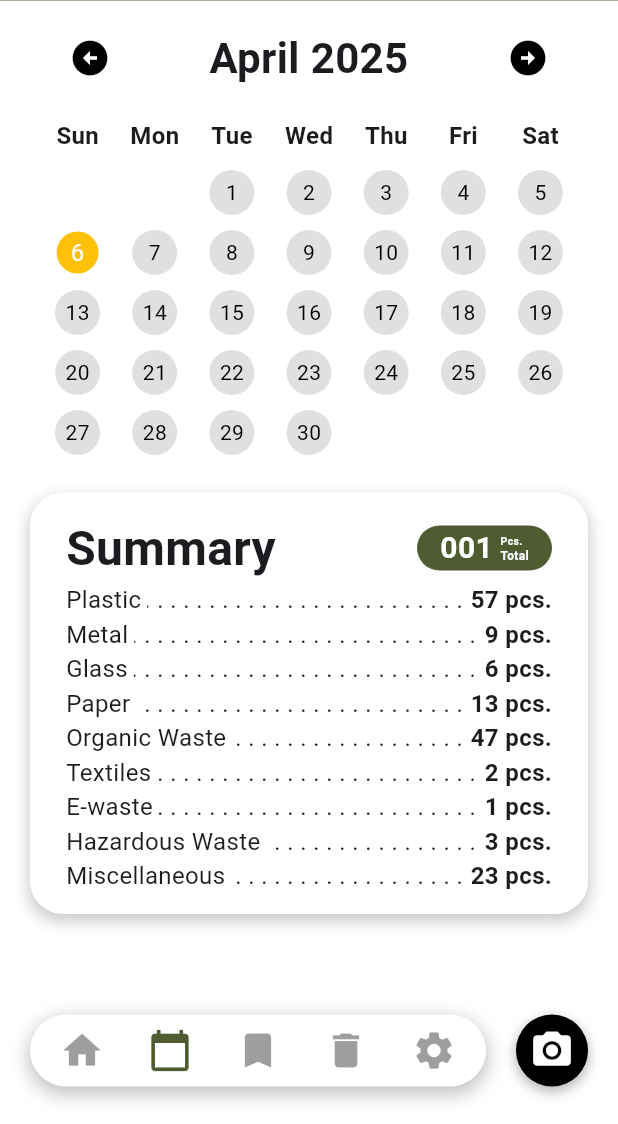
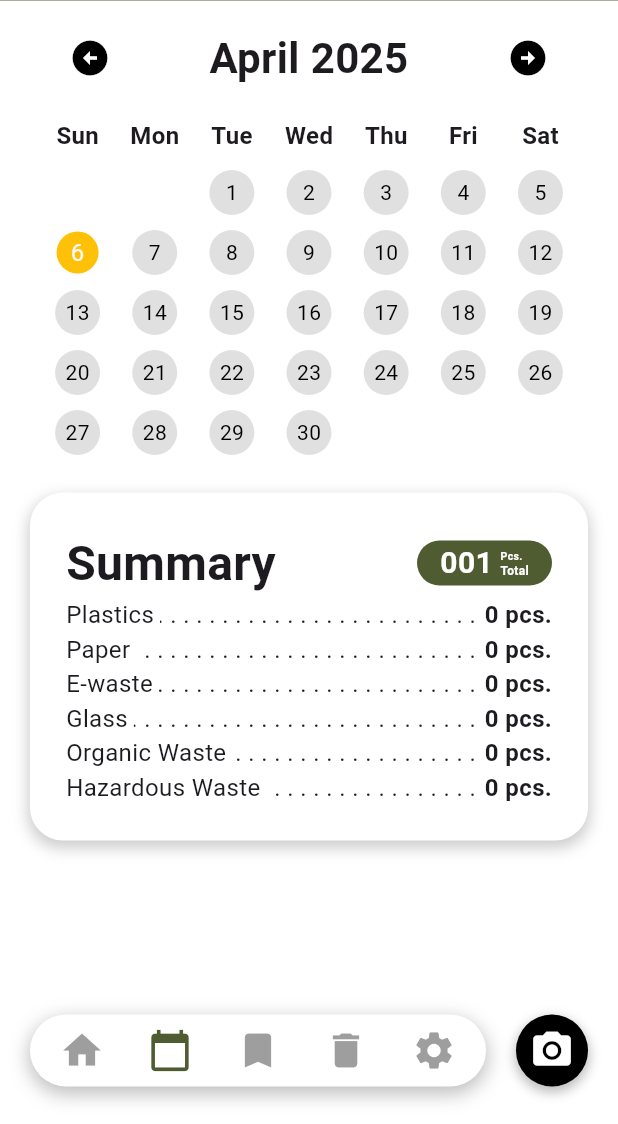
Before and after one commit to SakanaIsReal/TrashScan, a Flutter app: the DiaryScreen screen opened by its route, on a phone screen of 412 x 824 dp, the part 112-1236 px from its top. Run offline on Flutter 3.47's test engine with Material 3 defaults, Android fonts, the phone set to English and light mode, and no system bars; drawn by our look-alikes of table_calendar; our stand-ins replace camera, flutter_dotenv, flutter_local_notifications, flutter_svg, geolocator, go_router and 4 more; missing offline and left inert: flutter_polyline_points.

Commit message:
feat(ui): add overall display for trash bin summary

```diff
--- a/lib/screens/diary_screen.dart
+++ b/lib/screens/diary_screen.dart
@@ -3,6 +3,9 @@ import '../widgets/custom_app_bar.dart';
 import '../widgets/bottom_nav_bar.dart';
 import '../widgets/diary_summary.dart';
 import '../widgets/trash_calendar.dart';
+import '../functions/dirary_storage.dart';
+import 'package:collection/collection.dart';
+import '../models/trash_information_model.dart';
 
 class DiaryScreen extends StatefulWidget {
   const DiaryScreen({super.key});
@@ -12,14 +15,37 @@ class DiaryScreen extends StatefulWidget {
 }
 
 class _DiaryScreenState extends State<DiaryScreen> {
+  late Future<List<SummaryItem>> _summaryItemsFuture;
+
+  @override
+  void initState() {
+    super.initState();
+    _summaryItemsFuture = _loadSummaryItems();
+  }
+
+  Future<List<SummaryItem>> _loadSummaryItems() async {
+    final diary = await DiaryStorage.loadTodayDiary();
+    final categories = TrashInformationModel.getCategories();
+
+    return categories.map((cat) {
+      final count = diary[cat.id.toString()] ?? 0;
+      return SummaryItem(cat.name, count);
+    }).toList();
+  }
 
   @override
   Widget build(BuildContext context) {
     return Scaffold(
       appBar: CustomAppBar(),
-      body: SingleChildScrollView(
+      body: FutureBuilder<List<SummaryItem>>(
+        future: _summaryItemsFuture,
+        builder: (context, snapshot) {
+          if (!snapshot.hasData) {
+            return Center(child: CircularProgressIndicator());
+          }
+
+          return SingleChildScrollView(
             child: Column(
-          mainAxisAlignment: MainAxisAlignment.start,
               children: [
                 Padding(
                   padding: const EdgeInsets.only(left: 26.0, right: 26, top: 4),
@@ -41,30 +67,20 @@ class _DiaryScreenState extends State<DiaryScreen> {
                       ],
                     ),
                     child: Padding(
-                    padding: const EdgeInsets.only(
-                        top: 14.0, bottom: 14, left: 24, right: 24),
+                      padding: const EdgeInsets.all(24.0),
                       child: DiarySummary(
-                      fontSize: 16.0, // Custom font size
-                      summaryItems: [
-                        SummaryItem('Plastic', 57),
-                        SummaryItem('Metal', 9),
-                        SummaryItem('Glass', 6),
-                        SummaryItem('Paper', 13),
-                        SummaryItem('Organic Waste', 47),
-                        SummaryItem('Textiles', 2),
-                        SummaryItem('E-waste', 1),
-                        SummaryItem('Hazardous Waste', 3),
-                        SummaryItem('Miscellaneous', 23),
+                        fontSize: 16.0,
+                        summaryItems: snapshot.data!,
+                      ),
+                    ),
+                  ),
+                ),
               ],
             ),
-                  )),
-            )
-          ],
+          );
+        },
       ),
-      ),
-      bottomNavigationBar: BottomNavBar(
-        selectedIndex: 1
-      ),
+      bottomNavigationBar: BottomNavBar(selectedIndex: 1),
     );
   }
 }
```
Lines whose indentation alone changed are shown as unchanged.
